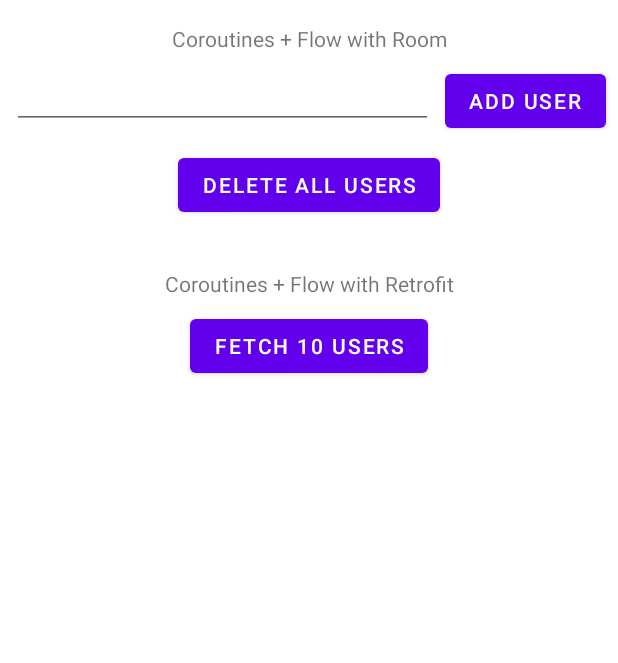
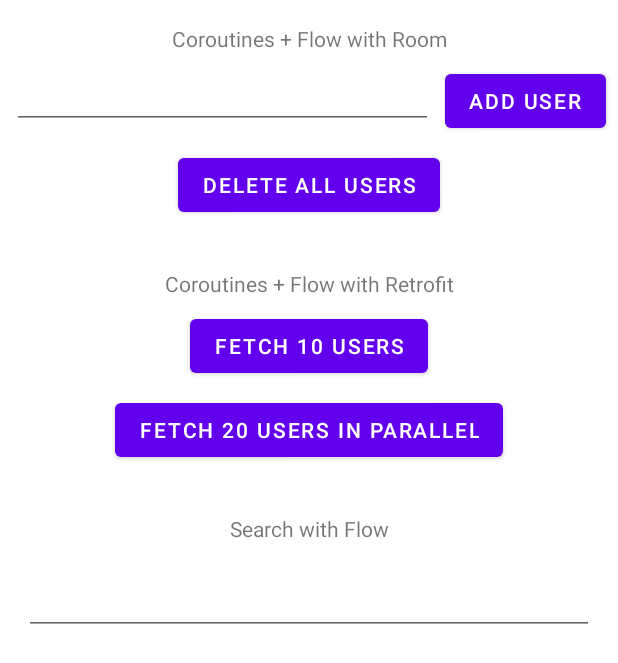
Before and after one commit to git-cdv/BestPractices, an Android app: the CoroutinesExampleFragment screen opened through its navigation route, on a phone screen of 412 x 824 dp. Shown: the top 663 px of the screen. Run offline under Robolectric (Android 15) with nearby library versions, the phone set to English and light mode, and no system bars; our stand-ins replace Dagger/Hilt's generated code, Room's generated code.

Commit message:
Coroutines: parallel work & search with Flow

```diff
--- a/app/src/main/java/com/chkan/bestpractices/change_text_size/FontSizeFragment.kt
+++ b/app/src/main/java/com/chkan/bestpractices/change_text_size/FontSizeFragment.kt
@@ -13,6 +13,8 @@ class FontSizeFragment : BaseFragment<FragmentFontSizeBinding>(FragmentFontSizeB
     override fun onViewCreated(view: View, savedInstanceState: Bundle?) {
         super.onViewCreated(view, savedInstanceState)
 
+        // text size with SP - can change, but with DP - none
+
         binding.small.setOnClickListener {
             (activity as MainActivity).updateFontSize(FontSize.SMALL)
         }
--- a/app/src/main/java/com/chkan/bestpractices/coroutines/CoroutinesExampleFragment.kt
+++ b/app/src/main/java/com/chkan/bestpractices/coroutines/CoroutinesExampleFragment.kt
@@ -2,6 +2,7 @@ package com.chkan.bestpractices.coroutines
 
 import android.os.Bundle
 import android.view.View
+import androidx.core.widget.doAfterTextChanged
 import androidx.fragment.app.viewModels
 import com.chkan.bestpractices.core.BaseFragment
 import com.chkan.bestpractices.core.extensions.onClick
@@ -23,18 +24,29 @@ class CoroutinesExampleFragment : BaseFragment<FragmentCoroutinesExampleBinding>
         initRecyclerView()
         initViewModel()
         initClicks()
+        initSearch()
+    }
+
+    private fun initSearch() {
+        binding.etSearch.doAfterTextChanged { viewModel.search(it.toString()) }
     }
 
     private fun initClicks() {
-        binding.addUser.onClick {
-            viewModel.onAddClick(binding.etUsers.text.toString())
+        with(binding) {
+            addUser.onClick {
+                viewModel.onAddClick(binding.etUsers.text.toString())
+            }
+            clearUsers.onClick {
+                viewModel.onClearClick()
+            }
+            fetchUsers.onClick {
+                viewModel.fetchUsers()
+            }
+            fetchParallel.onClick {
+                viewModel.fetchUsersInParallel()
+            }
         }
-        binding.clearUsers.onClick {
-            viewModel.onClearClick()
-        }
-        binding.fetchUsers.onClick {
-            viewModel.fetchUsers()
-        }
+
     }
 
     private fun initRecyclerView() {
@@ -45,5 +57,11 @@ class CoroutinesExampleFragment : BaseFragment<FragmentCoroutinesExampleBinding>
         observe(users){
             adapter.setList(it ?: mutableListOf())
         }
+        observe(listUsers()){
+            adapter.setList(it ?: mutableListOf())
+        }
+        observe(searchResultLiveData){
+            adapter.setList(it ?: mutableListOf())
+        }
     }
 }
--- a/app/src/main/java/com/chkan/bestpractices/coroutines/data/UserRepositoryImpl.kt
+++ b/app/src/main/java/com/chkan/bestpractices/coroutines/data/UserRepositoryImpl.kt
@@ -42,4 +42,10 @@ class UserRepositoryImpl @Inject constructor(
         userDao.insertAll(usersDb)
     }
 
+    override suspend fun fetchUsersInParallel(page: Int): List<User> {
+        val usersApi = networkApi.getPassengers(page, 10)
+        val usersDb = passMapperToUserDb.mapList(usersApi)
+        return userMapperDbToUi.mapList(usersDb)
+    }
+
 }
--- a/app/src/main/java/com/chkan/bestpractices/coroutines/domain/CoroutineExampleViewModel.kt
+++ b/app/src/main/java/com/chkan/bestpractices/coroutines/domain/CoroutineExampleViewModel.kt
@@ -1,6 +1,7 @@
 package com.chkan.bestpractices.coroutines.domain
 
 import android.util.Log
+import androidx.lifecycle.MutableLiveData
 import androidx.lifecycle.ViewModel
 import androidx.lifecycle.asLiveData
 import androidx.lifecycle.viewModelScope
@@ -10,21 +11,50 @@ import com.chkan.bestpractices.coroutines.domain.usecases.AddUserUseCase
 import com.chkan.bestpractices.coroutines.domain.usecases.DeleteAllUsersUseCase
 import com.chkan.bestpractices.coroutines.domain.usecases.FetchOrGetUsersUseCase
 import com.chkan.bestpractices.coroutines.domain.usecases.GetUsersUseCase
+import com.chkan.bestpractices.simple_paging.models.PassengersUIModel
 import dagger.hilt.android.lifecycle.HiltViewModel
+import kotlinx.coroutines.CoroutineExceptionHandler
 import kotlinx.coroutines.Job
+import kotlinx.coroutines.async
+import kotlinx.coroutines.flow.*
 import kotlinx.coroutines.launch
 import javax.inject.Inject
 
 @HiltViewModel
 class CoroutineExampleViewModel @Inject constructor(
-    private val getUsersFlowUseCase: GetUsersUseCase,
+    getUsersFlowUseCase: GetUsersUseCase,
     private val addUsersUseCase : AddUserUseCase,
     private val deleteUsersUseCase : DeleteAllUsersUseCase,
     private val fetchOrGetUsersUseCase : FetchOrGetUsersUseCase
 ): ViewModel(){
 
-    val users = getUsersFlowUseCase.run().asLiveData()
+    var users = getUsersFlowUseCase.run().asLiveData()
     var getDataJob: Job? = null
+
+    private val listUsersLiveData = MutableLiveData<List<User>>()
+    fun listUsers() = listUsersLiveData
+
+    private val _searchQuery = MutableStateFlow("")
+
+    private val handler = CoroutineExceptionHandler { _, exception ->
+        Log.d("CHKAN", "handled $exception" )
+    }
+
+    val searchResultLiveData = _searchQuery.asStateFlow()
+        .debounce(500)
+        .filter { it.length > 3 }
+        .mapLatest { query ->
+            //mapLatest - отменяет предыдущее "вычисление", если пришло новое
+            filteredList(query)
+        }.asLiveData()
+
+    private fun filteredList(query: String) : List<User> {
+        return listUsersLiveData.value?.filter { it.name == query} ?: mutableListOf()
+    }
+
+    fun search (query: String) {
+        _searchQuery.value = query
+    }
 
     fun onAddClick(name:String) {
         viewModelScope.launch {
@@ -62,4 +92,21 @@ class CoroutineExampleViewModel @Inject constructor(
         }
     }
 
+    fun fetchUsersInParallel() {
+        viewModelScope.launch (handler) {
+            val result1 = async { fetchOrGetUsersUseCase.runInParallel(0) }
+            val result2 = async { fetchOrGetUsersUseCase.runInParallel(1) }
+            listUsersLiveData.value = result1.await() + result2.await()
+            /*
+            Ошибка придет в await() и если нужно продолжить код в корутине дальше, то нужно обернуть в try-catch
+
+            Важное замечание. Не убирайте handler из launch, даже если await обернуты в try-catch.
+            Потому что async в любом случае передаст ошибку в launch, а ему понадобится хэндлер, чтобы обработать ошибку и не крэшнуть.
+
+            Больше вариантов обработки ошибок:
+            https://startandroid.ru/ru/courses/kotlin/29-course/kotlin/622-urok-27-korutiny-praktika-parallelnye-vyzovy.html
+            */
+        }
+    }
+
 }
--- a/app/src/main/java/com/chkan/bestpractices/coroutines/domain/UserRepository.kt
+++ b/app/src/main/java/com/chkan/bestpractices/coroutines/domain/UserRepository.kt
@@ -8,4 +8,5 @@ interface UserRepository {
     suspend fun addUser(user: User)
     suspend fun deleteAllUsers()
     suspend fun fetchUsers()
+    suspend fun fetchUsersInParallel(page:Int) : List<User>
 }
--- a/app/src/main/java/com/chkan/bestpractices/coroutines/domain/usecases/FetchOrGetUsersUseCase.kt
+++ b/app/src/main/java/com/chkan/bestpractices/coroutines/domain/usecases/FetchOrGetUsersUseCase.kt
@@ -1,7 +1,7 @@
 package com.chkan.bestpractices.coroutines.domain.usecases
 
-import android.util.Log
 import com.chkan.bestpractices.core.ResultOf
+import com.chkan.bestpractices.coroutines.domain.User
 import com.chkan.bestpractices.coroutines.domain.UserRepository
 import javax.inject.Inject
 
@@ -16,4 +16,8 @@ class FetchOrGetUsersUseCase @Inject constructor (
                 ResultOf.Error(e.message,e)
             }
     }
+
+    suspend fun runInParallel(page:Int) : List<User> {
+        return userRepository.fetchUsersInParallel(page)
+    }
 }
--- a/app/src/main/res/layout/fragment_coroutines_example.xml
+++ b/app/src/main/res/layout/fragment_coroutines_example.xml
@@ -1,9 +1,13 @@
 <?xml version="1.0" encoding="utf-8"?>
-<androidx.constraintlayout.widget.ConstraintLayout xmlns:android="http://schemas.android.com/apk/res/android"
+<ScrollView
+    xmlns:android="http://schemas.android.com/apk/res/android"
     xmlns:app="http://schemas.android.com/apk/res-auto"
     xmlns:tools="http://schemas.android.com/tools"
     android:layout_width="match_parent"
-    android:layout_height="match_parent">
+    android:layout_height="wrap_content"    >
+<androidx.constraintlayout.widget.ConstraintLayout
+    android:layout_width="match_parent"
+    android:layout_height="wrap_content">
 
     <TextView
         android:id="@+id/topTextRoom"
@@ -76,5 +80,35 @@
         app:layout_constraintEnd_toEndOf="parent"
         app:layout_constraintStart_toStartOf="parent"
         app:layout_constraintTop_toBottomOf="@+id/topTextRetrofit" />
+    <Button
+        android:id="@+id/fetch_parallel"
+        android:layout_width="wrap_content"
+        android:layout_height="wrap_content"
+        android:text="Fetch 20 users in parallel"
+        android:layout_margin="8dp"
+        app:layout_constraintEnd_toEndOf="parent"
+        app:layout_constraintStart_toStartOf="parent"
+        app:layout_constraintTop_toBottomOf="@+id/fetch_users" />
+
+    <TextView
+        android:id="@+id/topTextSearch"
+        android:layout_width="wrap_content"
+        android:layout_height="wrap_content"
+        android:layout_marginTop="32dp"
+        android:text="Search with Flow"
+        app:layout_constraintEnd_toEndOf="parent"
+        app:layout_constraintStart_toStartOf="parent"
+        app:layout_constraintTop_toBottomOf="@+id/fetch_parallel" />
+
+    <EditText
+        android:id="@+id/et_search"
+        android:layout_width="0dp"
+        android:layout_height="wrap_content"
+        android:layout_margin="16dp"
+        android:inputType="text"
+        app:layout_constraintEnd_toEndOf="parent"
+        app:layout_constraintStart_toStartOf="parent"
+        app:layout_constraintTop_toBottomOf="@+id/topTextSearch" />
 
 </androidx.constraintlayout.widget.ConstraintLayout>
+    </ScrollView>
```
